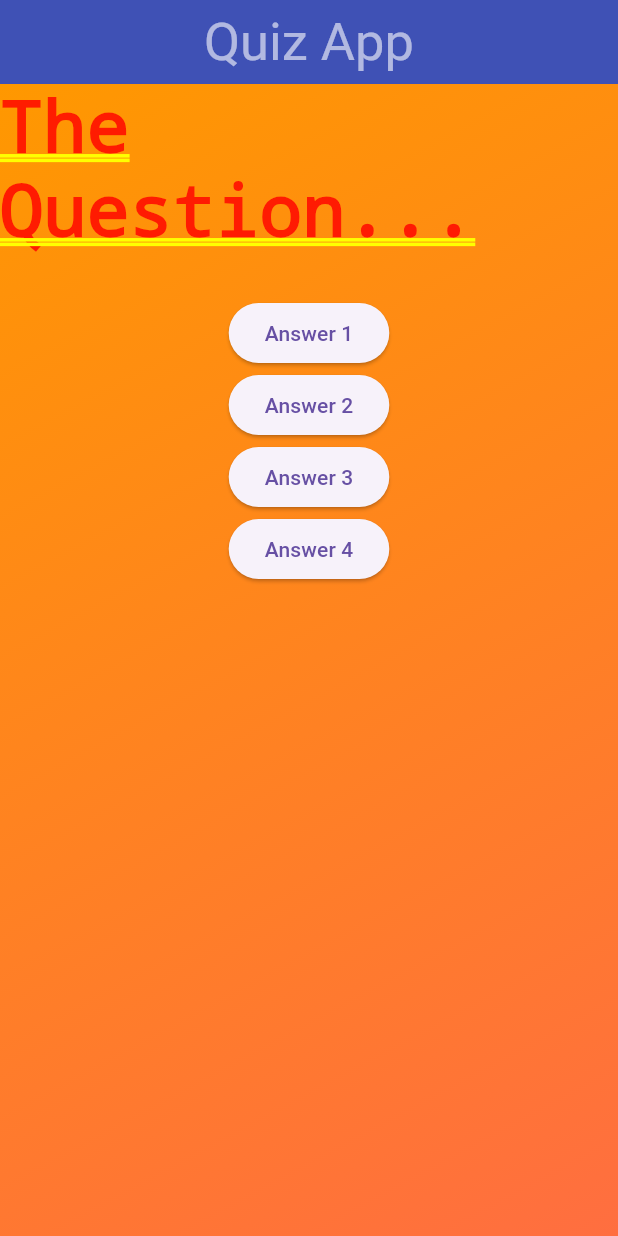
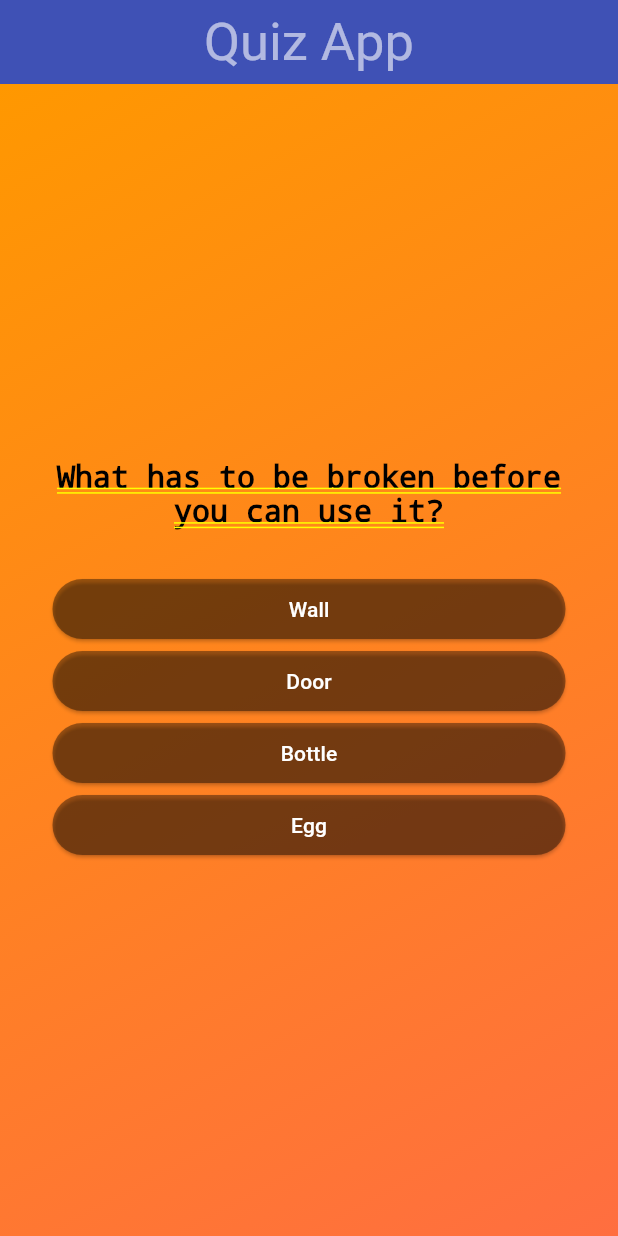
Before and after one commit to shiwani08/Flutter-QuizApp, a Flutter app: the screen it shows after launch, after a tap on "Ready?", on a phone screen of 412 x 824 dp. Run offline on Flutter 3.47's test engine with Material 3 defaults, Android fonts, the phone set to English and light mode, and no system bars.

Commit message:
dynamic question change and answers shuffling

```diff
--- /dev/null
+++ b/lib/answer_button.dart
@@ -0,0 +1,21 @@
+import 'package:flutter/material.dart';
+
+class AnswerButton extends StatelessWidget {
+  const AnswerButton(
+      {super.key, required this.answerText, required this.onTap});
+
+  final String answerText;
+  final void Function() onTap;
+
+  @override
+  Widget build(BuildContext context) {
+    return ElevatedButton(
+      style: ElevatedButton.styleFrom(
+        backgroundColor: Colors.black38,
+        foregroundColor: Colors.white,
+      ),
+      onPressed: onTap,
+      child: Text(answerText),
+    );
+  }
+}
--- a/lib/models/quiz_questions.dart
+++ b/lib/models/quiz_questions.dart
@@ -4,4 +4,9 @@ class QuizQuestions {
   final String text;
   final List<String> answers;
 
+  List<String> getShuffledAnswers() {
+    final shuffledList =  List.of(answers);
+    shuffledList.shuffle();
+    return shuffledList;
+  }
 }
--- a/lib/questions.dart
+++ b/lib/questions.dart
@@ -1,4 +1,7 @@
 import 'package:flutter/material.dart';
+import 'package:quiz/answer_button.dart';
+import 'package:quiz/data/questionList.dart';
+import 'package:quiz/models/quiz_questions.dart';
 
 class Questions extends StatefulWidget {
   const Questions({super.key});
@@ -8,31 +11,48 @@ class Questions extends StatefulWidget {
 }
 
 class _QuestionsState extends State<Questions> {
+  var currentQuesInd = 0;
+
+  void ansQues() {
+    setState(() {
+      currentQuesInd++;
+    });
+  }
+
   @override
   Widget build(BuildContext context) {
-    return Column(
-      children: [ const
-        Text('The Question...'),
-        const SizedBox(
-          height: 30,
-        ),
-        ElevatedButton(
-          onPressed: () {},
-          child: const Text('Answer 1'),
-        ),
-        ElevatedButton(
-          onPressed: () {},
-          child: const Text('Answer 2'),
-        ),
-        ElevatedButton(
-          onPressed: () {},
-          child: const Text('Answer 3'),
-        ),
-        ElevatedButton(
-          onPressed: () {},
-          child: const Text('Answer 4'),
-        ),
-      ],
+    final currentQuestion = questions[currentQuesInd];
+
+    return Padding(
+      padding: const EdgeInsets.all(35.0),
+      child: Column(
+        mainAxisAlignment: MainAxisAlignment.center,
+        crossAxisAlignment: CrossAxisAlignment.stretch,
+        children: [
+          Text(
+            currentQuestion.text,
+            style: const TextStyle(
+              fontSize: 20,
+              color: Colors.black,
+            ),
+            textAlign: TextAlign.center,
+          ),
+          const SizedBox(
+            height: 30,
+          ),
+
+          // children is a list and so is currentQuestion,
+          //so ... is added to pull this currentQuestion out of children and put a comma in that list
+          ...currentQuestion.getShuffledAnswers().map(
+            (answer) {
+              return AnswerButton(
+                answerText: answer,
+                onTap: ansQues,
+              );
+            },
+          ),
+        ],
+      ),
     );
   }
 }
```
